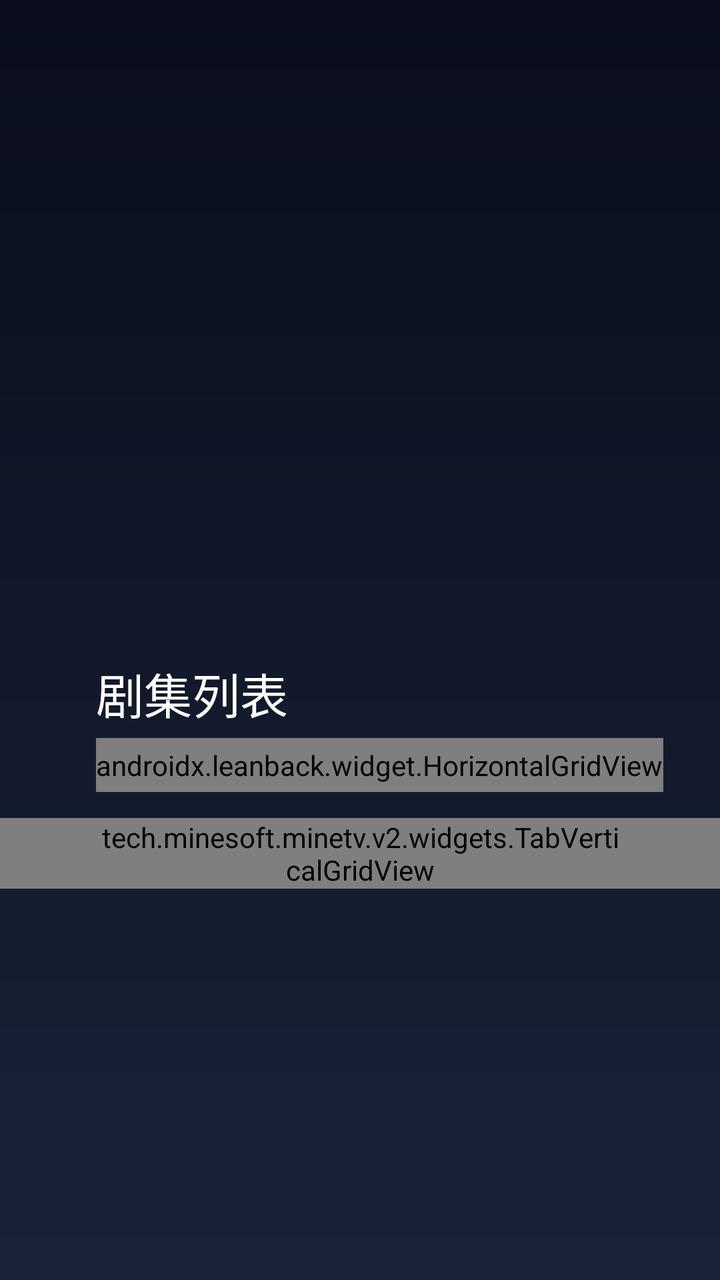
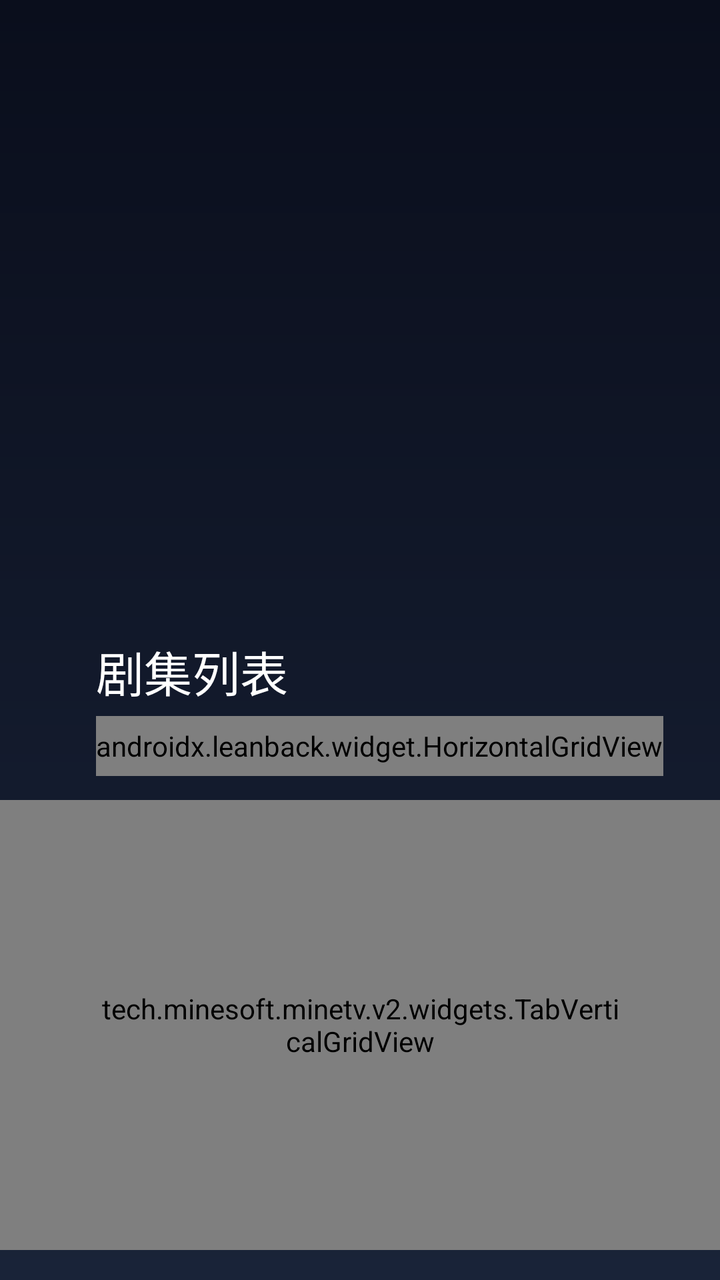

Two renders of the same Android screen: before a commit and after it. Below are the layout's source before the change and the commit's diff.
<!-- AndroidManifest.xml: application theme AppTheme -->
<!-- res/layout/activity_detail.xml -->
<?xml version="1.0" encoding="utf-8"?>
<androidx.constraintlayout.widget.ConstraintLayout xmlns:android="http://schemas.android.com/apk/res/android"
        xmlns:app="http://schemas.android.com/apk/res-auto"
        xmlns:tools="http://schemas.android.com/tools"
        android:layout_width="match_parent"
        android:layout_height="match_parent"
        android:clipChildren="false"
        android:clipToPadding="false"
        tools:context=".DetailActivity">


    <ImageView
            android:id="@+id/iv_video_pic"
            android:layout_width="420dp"
            android:layout_height="237dp"
            android:layout_marginStart="48dp"
            android:layout_marginTop="74dp"
            android:padding="2dp"
            android:focusableInTouchMode="false"
            android:clickable="false"
            android:focusable="false"
            android:scaleType="centerCrop"
            tools:ignore="ContentDescription"
            app:layout_constraintLeft_toLeftOf="parent"
            app:layout_constraintTop_toTopOf="parent" />

    <TextView
            android:id="@+id/tv_video_name"
            android:layout_width="wrap_content"
            android:layout_height="wrap_content"
            android:layout_marginStart="24dp"
            android:layout_marginTop="74dp"
            android:gravity="center"
            android:text="@string/placeholder"
            android:textColor="@color/colorWhite"
            android:textSize="30sp"
            android:textStyle="bold"
            app:layout_constraintLeft_toRightOf="@+id/iv_video_pic"
            app:layout_constraintTop_toTopOf="parent" />

    <TextView
            android:id="@+id/tv_video_info"
            android:layout_width="wrap_content"
            android:layout_height="wrap_content"
            android:layout_marginTop="5dp"
            android:ellipsize="end"
            android:gravity="start"
            android:singleLine="false"
            android:text="@string/placeholder"
            android:textColor="@color/colorWhite"
            app:layout_constraintLeft_toLeftOf="@+id/tv_video_name"
            app:layout_constraintTop_toBottomOf="@+id/tv_video_name" />

    <TextView
            android:id="@+id/tv_video_intro"
            android:layout_width="419dp"
            android:layout_height="86dp"
            android:layout_marginTop="5dp"
            android:ellipsize="end"
            android:maxLines="5"
            android:gravity="start"
            android:text="@string/placeholder"
            android:textColor="@color/colorWhite"
            app:layout_constraintLeft_toLeftOf="@+id/tv_video_name"
            app:layout_constraintTop_toBottomOf="@+id/tv_video_info" />

    <TextView
            android:id="@+id/tv_update"
            android:layout_width="wrap_content"
            android:layout_height="30dp"
            android:layout_marginTop="30dp"
            android:background="@drawable/selector_focus_bg_corner15_with_default_bg"
            android:clickable="true"
            android:focusable="true"
            android:focusableInTouchMode="true"
            android:gravity="center"
            android:paddingStart="14dp"
            android:paddingEnd="14dp"
            android:text="@string/action_update"
            android:textColor="@color/colorWhite"
            app:layout_constraintBottom_toBottomOf="@+id/iv_video_pic"
            app:layout_constraintLeft_toLeftOf="@+id/tv_video_name"
            app:layout_constraintTop_toBottomOf="@+id/tv_video_intro" />

    <TextView
            android:id="@+id/tv_star"
            android:layout_width="wrap_content"
            android:layout_height="30dp"
            android:layout_marginStart="10dp"
            android:background="@drawable/selector_focus_bg_corner15_with_default_bg"
            android:clickable="true"
            android:ellipsize="end"
            android:focusable="true"
            android:focusableInTouchMode="true"
            android:gravity="center"
            android:paddingStart="14dp"
            android:paddingEnd="14dp"
            android:text="@string/action_star"
            android:textColor="@color/colorWhite"
            app:layout_constraintLeft_toRightOf="@+id/tv_update"
            app:layout_constraintTop_toTopOf="@+id/tv_update" />

    <TextView
            android:id="@+id/tv_clean"
            android:layout_width="wrap_content"
            android:layout_height="30dp"
            android:layout_marginStart="10dp"
            android:background="@drawable/selector_focus_bg_corner15_with_default_bg"
            android:clickable="true"
            android:focusable="true"
            android:focusableInTouchMode="true"
            android:gravity="center"
            android:paddingStart="14dp"
            android:paddingEnd="14dp"
            android:text="@string/action_clear_view"
            android:textColor="@color/colorWhite"
            app:layout_constraintLeft_toRightOf="@+id/tv_star"
            app:layout_constraintTop_toTopOf="@+id/tv_star" />

    <TextView
            android:id="@+id/tv_reverse"
            android:layout_width="wrap_content"
            android:layout_height="30dp"
            android:layout_marginStart="10dp"
            android:background="@drawable/selector_focus_bg_corner15_with_default_bg"
            android:clickable="true"
            android:focusable="true"
            android:focusableInTouchMode="true"
            android:gravity="center"
            android:paddingStart="14dp"
            android:paddingEnd="14dp"
            android:text="@string/action_reverse"
            android:textColor="@color/colorWhite"
            app:layout_constraintLeft_toRightOf="@+id/tv_clean"
            app:layout_constraintTop_toTopOf="@+id/tv_clean" />

    <TextView
            android:id="@+id/tv_episode"
            android:layout_width="wrap_content"
            android:layout_height="wrap_content"
            android:layout_marginTop="18dp"
            android:text="@string/text_episode"
            android:textColor="@color/colorWhite"
            android:textSize="24sp"
            app:layout_constraintLeft_toLeftOf="@+id/iv_video_pic"
            app:layout_constraintTop_toBottomOf="@+id/iv_video_pic" />

    <androidx.leanback.widget.HorizontalGridView
            android:id="@+id/hg_play_from"
            android:layout_width="wrap_content"
            android:layout_height="27dp"
            android:layout_marginTop="5dp"
            android:layout_marginEnd="48dp"
            app:focusOutEnd="true"
            android:clipChildren="false"
            android:clipToPadding="false"
            app:focusOutFront="true"
            app:layout_constraintLeft_toLeftOf="@+id/iv_video_pic"
            app:layout_constraintTop_toBottomOf="@+id/tv_episode" />

    <tech.minesoft.minetv.v2.widgets.TabVerticalGridView
            android:id="@+id/hg_episode_items"
            android:layout_width="match_parent"
            android:layout_height="wrap_content"
            android:layout_marginTop="13dp"
            android:paddingStart="48dp"
            android:paddingEnd="48dp"
            app:focusOutEnd="true"
            app:focusOutFront="true"
            android:clipChildren="false"
            android:clipToPadding="false"
            app:layout_constraintLeft_toLeftOf="@+id/iv_video_pic"
            app:layout_constraintTop_toBottomOf="@+id/hg_play_from" />

</androidx.constraintlayout.widget.ConstraintLayout>
<!-- resources referenced by this layout -->
<resources>
  <color name="colorWhite">#FFFFFF</color>
  <!-- drawable selector_focus_bg_corner15_with_default_bg (drawable) -->
  <?xml version="1.0" encoding="utf-8"?>
  <selector xmlns:android="http://schemas.android.com/apk/res/android">
      <item android:drawable="@drawable/shape_corner15_color_ff26b5ff" android:state_focused="true"/>
      <item android:drawable="@drawable/shape_corner15_color_14ffffff" android:state_focused="false"/>
  </selector>
  <string name="action_clear_view">清空观影记录</string>
  <string name="action_reverse">反转</string>
  <string name="action_star">收藏</string>
  <string name="action_update">更新</string>
  <string name="placeholder">Mine TV Placeholder</string>
  <string name="text_episode">剧集列表</string>
  <style name="AppTheme" parent="Theme.AppCompat.Light.NoActionBar">
          
          <item name="colorPrimary">@color/colorPrimary</item>
          <item name="colorPrimaryDark">@color/colorPrimaryDark</item>
          <item name="colorAccent">@color/colorAccent</item>
          <item name="android:windowBackground">@drawable/bg_gradient_home</item>
  
      </style>
  <!-- drawable shape_corner15_color_ff26b5ff (drawable) -->
  <?xml version="1.0" encoding="utf-8"?>
  <shape
    xmlns:android="http://schemas.android.com/apk/res/android">
      <solid android:color="@color/colorBlue" />
      <corners android:radius="15dp" />
  </shape>
  <!-- drawable shape_corner15_color_14ffffff (drawable) -->
  <?xml version="1.0" encoding="utf-8"?>
  <shape xmlns:android="http://schemas.android.com/apk/res/android"
      android:shape="rectangle">
      <solid android:color="@color/white_8_percent"/>
      <corners android:radius="15dp" />
  </shape>
  <color name="colorPrimary">#008577</color>
  <color name="colorPrimaryDark">#00574B</color>
  <color name="colorAccent">#D81B60</color>
  <!-- drawable bg_gradient_home (drawable) -->
  <?xml version="1.0" encoding="utf-8"?>
  <shape android:shape="rectangle"
    xmlns:android="http://schemas.android.com/apk/res/android">
      <gradient android:startColor="#ff0a0e1c" android:endColor="#ff192338" android:angle="270.0" />
  </shape>
  <color name="colorBlue">#ff26b5ff</color>
  <color name="white_8_percent">#14FFFFFF</color>
</resources>

<!-- the commit's change to res/layout/activity_detail.xml (unified diff, before → after) -->
@@ -8,13 +8,12 @@
         android:clipToPadding="false"
         tools:context=".DetailActivity">
 
-
     <ImageView
             android:id="@+id/iv_video_pic"
             android:layout_width="420dp"
-            android:layout_height="237dp"
+            android:layout_height="240dp"
             android:layout_marginStart="48dp"
-            android:layout_marginTop="74dp"
+            android:layout_marginTop="60dp"
             android:padding="2dp"
             android:focusableInTouchMode="false"
             android:clickable="false"
@@ -29,7 +28,7 @@
             android:layout_width="wrap_content"
             android:layout_height="wrap_content"
             android:layout_marginStart="24dp"
-            android:layout_marginTop="74dp"
+            android:layout_marginTop="60dp"
             android:gravity="center"
             android:text="@string/placeholder"
             android:textColor="@color/colorWhite"
@@ -148,7 +147,7 @@
     <androidx.leanback.widget.HorizontalGridView
             android:id="@+id/hg_play_from"
             android:layout_width="wrap_content"
-            android:layout_height="27dp"
+            android:layout_height="30dp"
             android:layout_marginTop="5dp"
             android:layout_marginEnd="48dp"
             app:focusOutEnd="true"
@@ -161,15 +160,18 @@
     <tech.minesoft.minetv.v2.widgets.TabVerticalGridView
             android:id="@+id/hg_episode_items"
             android:layout_width="match_parent"
-            android:layout_height="wrap_content"
-            android:layout_marginTop="13dp"
+            android:layout_height="match_parent"
+            android:layout_marginTop="400dp"
+            android:layout_marginBottom="15dp"
             android:paddingStart="48dp"
             android:paddingEnd="48dp"
             app:focusOutEnd="true"
             app:focusOutFront="true"
             android:clipChildren="false"
             android:clipToPadding="false"
+            app:layout_constraintTop_toTopOf="parent"
+            app:layout_constraintBottom_toBottomOf="parent"
             app:layout_constraintLeft_toLeftOf="@+id/iv_video_pic"
-            app:layout_constraintTop_toBottomOf="@+id/hg_play_from" />
+            />
 
 </androidx.constraintlayout.widget.ConstraintLayout>
